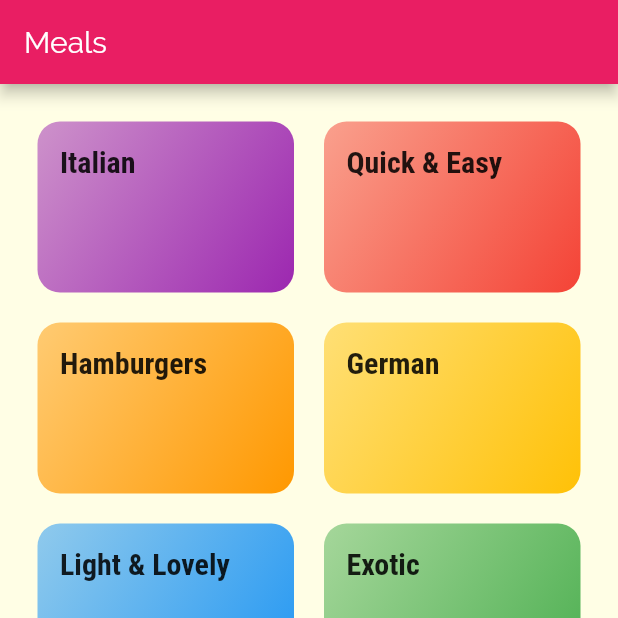
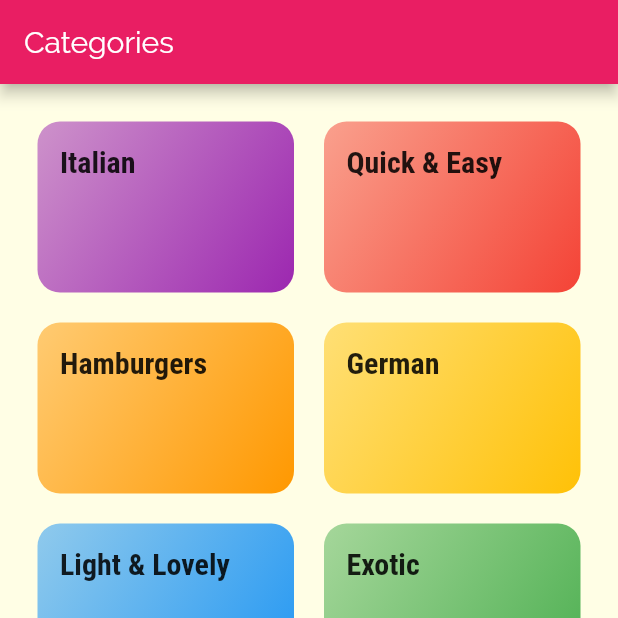
Before and after one commit to avigiri23/PageNavDemo, a Flutter app: the screen it shows after launch, on a phone screen of 412 x 824 dp, the top half of it. Run offline on Flutter 3.47's test engine with Material 2 defaults, Android fonts, the light colour scheme and no system bars.

Commit message:
Solved bug, switching tabs changes appbar titles

```diff
--- a/lib/screens/tabs_screen.dart
+++ b/lib/screens/tabs_screen.dart
@@ -11,7 +11,16 @@
 }
 
 class _TabsScreenState extends State<TabsScreen> {
-  final List<Widget> _pages = [CategoriesScreen(), FavouritesScreen()];
+  final List<Map<String, Object>> _pages = [
+    {
+      'page': CategoriesScreen(),
+      'title': 'Categories',
+    },
+    {
+      'page': FavouritesScreen(),
+      'title': 'Your favourites',
+    }
+  ];
   int _selectedPageIndex = 0;
   _selectPage(int index) {
     setState(() {
@@ -23,9 +32,9 @@
   Widget build(BuildContext context) {
     return Scaffold(
       appBar: AppBar(
-        title: Text('Meals'),
+        title: Text(_pages[_selectedPageIndex]['title']),
       ),
-      body: _pages[_selectedPageIndex],
+      body: _pages[_selectedPageIndex]['page'],
       bottomNavigationBar: BottomNavigationBar(
         unselectedItemColor: Colors.white,
         selectedItemColor: Theme.of(context).accentColor,
@@ -49,3 +58,5 @@
     );
   }
 }
+
+//continue from vid 22
```
